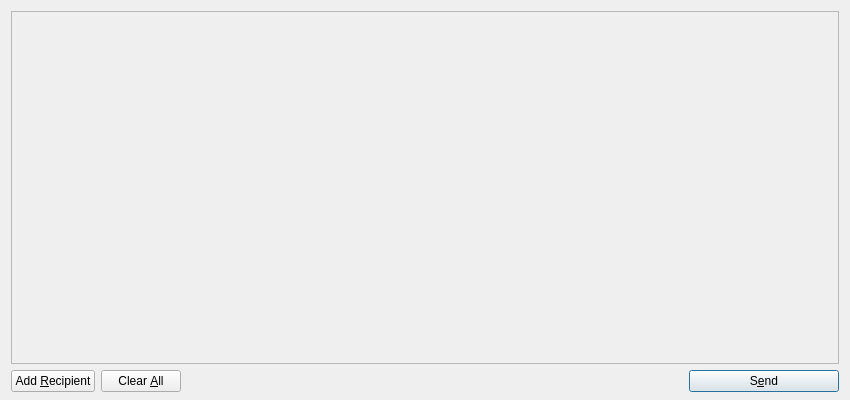
Qt form src/qt/forms/sendmessagesdialog.ui (Cinnicoin/CinniCoin) before a commit.
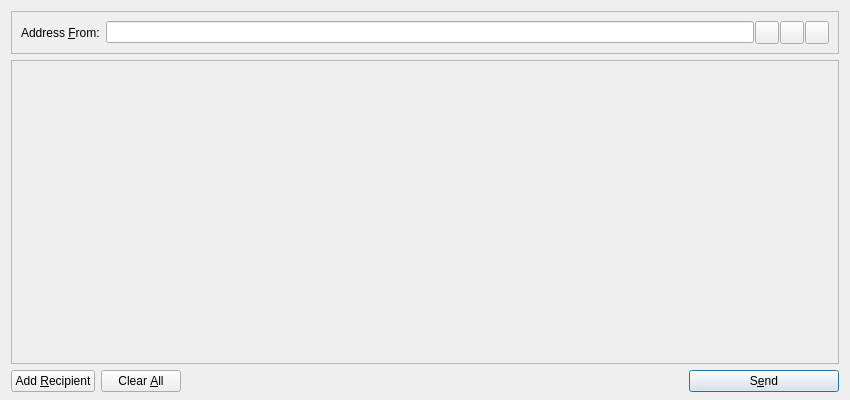
The same form after that commit. Icons and pictures are not drawn.

```diff
--- a/src/qt/forms/sendmessagesdialog.ui
+++ b/src/qt/forms/sendmessagesdialog.ui
@@ -13,10 +13,102 @@
   <property name="windowTitle">
    <string>Send Coins</string>
   </property>
-  <layout class="QVBoxLayout" name="verticalLayout" stretch="1,0">
+  <layout class="QVBoxLayout" name="verticalLayout" stretch="0,1,0">
    <property name="bottomMargin">
     <number>8</number>
    </property>
+   <item>
+    <widget class="QFrame" name="frameAddressFrom">
+     <property name="sizePolicy">
+      <sizepolicy hsizetype="Expanding" vsizetype="Expanding">
+       <horstretch>0</horstretch>
+       <verstretch>0</verstretch>
+      </sizepolicy>
+     </property>
+     <property name="maximumSize">
+      <size>
+       <width>16777215</width>
+       <height>16777215</height>
+      </size>
+     </property>
+     <property name="frameShape">
+      <enum>QFrame::StyledPanel</enum>
+     </property>
+     <property name="frameShadow">
+      <enum>QFrame::Sunken</enum>
+     </property>
+     <layout class="QHBoxLayout" name="horizontalLayout_3">
+      <item>
+       <widget class="QLabel" name="addressFromLabel">
+        <property name="text">
+         <string>Address &amp;From:</string>
+        </property>
+        <property name="buddy">
+         <cstring>addressFrom</cstring>
+        </property>
+       </widget>
+      </item>
+      <item>
+       <layout class="QHBoxLayout" name="horizontalLayout_4">
+        <property name="spacing">
+         <number>1</number>
+        </property>
+        <item>
+         <widget class="QLineEdit" name="addressFrom"/>
+        </item>
+        <item>
+         <widget class="QToolButton" name="addressBookButton">
+          <property name="toolTip">
+           <string>Choose address from address book</string>
+          </property>
+          <property name="text">
+           <string/>
+          </property>
+          <property name="icon">
+           <iconset resource="../bitcoin.qrc">
+            <normaloff>:/icons/address-book</normaloff>:/icons/address-book</iconset>
+          </property>
+          <property name="shortcut">
+           <string>Alt+A</string>
+          </property>
+         </widget>
+        </item>
+        <item>
+         <widget class="QToolButton" name="pasteButton">
+          <property name="toolTip">
+           <string>Paste address from clipboard</string>
+          </property>
+          <property name="text">
+           <string/>
+          </property>
+          <property name="icon">
+           <iconset resource="../bitcoin.qrc">
+            <normaloff>:/icons/editpaste</normaloff>:/icons/editpaste</iconset>
+          </property>
+          <property name="shortcut">
+           <string>Alt+P</string>
+          </property>
+         </widget>
+        </item>
+        <item>
+         <widget class="QToolButton" name="deleteButton">
+          <property name="toolTip">
+           <string>Remove this recipient</string>
+          </property>
+          <property name="text">
+           <string/>
+          </property>
+          <property name="icon">
+           <iconset resource="../bitcoin.qrc">
+            <normaloff>:/icons/remove</normaloff>:/icons/remove</iconset>
+          </property>
+         </widget>
+        </item>
+       </layout>
+      </item>
+     </layout>
+    </widget>
+   </item>
    <item>
     <widget class="QScrollArea" name="scrollArea">
      <property name="widgetResizable">
@@ -28,7 +120,7 @@
         <x>0</x>
         <y>0</y>
         <width>830</width>
-        <height>339</height>
+        <height>278</height>
        </rect>
       </property>
       <layout class="QVBoxLayout" name="verticalLayout_2">
```
